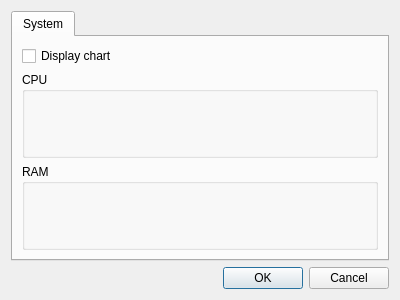
pblottiere/snail, file src/gui/ui/settingswidget.ui: the form before one commit.
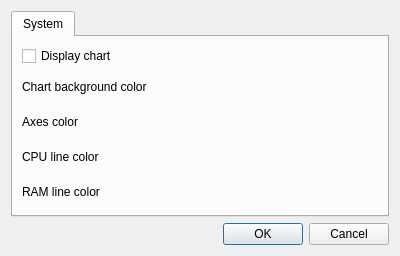
The form after the commit.

Commit message: Add cpu color line setting

```diff
--- a/src/gui/ui/settingswidget.ui
+++ b/src/gui/ui/settingswidget.ui
@@ -7,7 +7,7 @@
     <x>0</x>
     <y>0</y>
     <width>400</width>
-    <height>300</height>
+    <height>256</height>
    </rect>
   </property>
   <property name="windowTitle">
@@ -32,18 +32,48 @@
         </widget>
        </item>
        <item>
-        <widget class="QGroupBox" name="groupBox_2">
-         <property name="title">
-          <string>CPU</string>
-         </property>
-        </widget>
+        <layout class="QHBoxLayout" name="mBackgroundLayout">
+         <item>
+          <widget class="QLabel" name="label_3">
+           <property name="text">
+            <string>Chart background color</string>
+           </property>
+          </widget>
+         </item>
+        </layout>
        </item>
        <item>
-        <widget class="QGroupBox" name="groupBox">
-         <property name="title">
-          <string>RAM</string>
-         </property>
-        </widget>
+        <layout class="QHBoxLayout" name="mAxesLayout">
+         <item>
+          <widget class="QLabel" name="label_4">
+           <property name="text">
+            <string>Axes color</string>
+           </property>
+          </widget>
+         </item>
+        </layout>
+       </item>
+       <item>
+        <layout class="QHBoxLayout" name="mCpuLayout">
+         <item>
+          <widget class="QLabel" name="label">
+           <property name="text">
+            <string>CPU line color</string>
+           </property>
+          </widget>
+         </item>
+        </layout>
+       </item>
+       <item>
+        <layout class="QHBoxLayout" name="mRamLayout">
+         <item>
+          <widget class="QLabel" name="label_2">
+           <property name="text">
+            <string>RAM line color</string>
+           </property>
+          </widget>
+         </item>
+        </layout>
        </item>
       </layout>
      </widget>
```
The commit also changes 4 other files.
